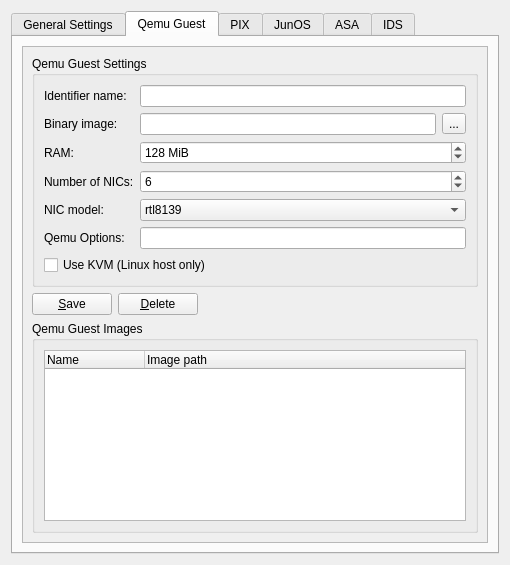
Before: the Qt Designer form src/GNS3/Ui/ConfigurationPages/Form_PreferencesQemu.ui in GNS3/gns3-legacy, drawn with Qt 5.
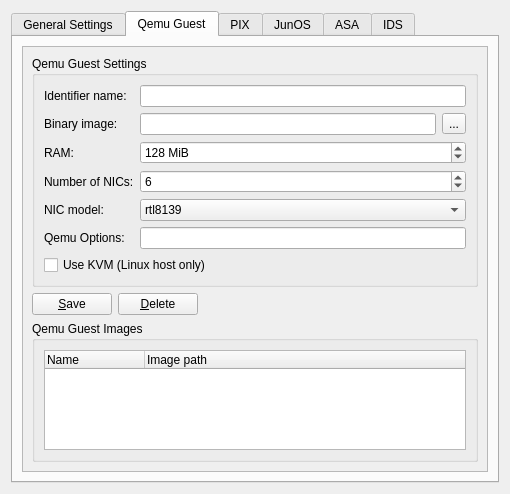
After: the same form once the commit is applied. The open tabs and pages were chosen to show the change.

```diff
--- a/src/GNS3/Ui/ConfigurationPages/Form_PreferencesQemu.ui
+++ b/src/GNS3/Ui/ConfigurationPages/Form_PreferencesQemu.ui
@@ -7,7 +7,7 @@
     <x>0</x>
     <y>0</y>
     <width>510</width>
-    <height>565</height>
+    <height>491</height>
    </rect>
   </property>
   <property name="windowTitle">
@@ -315,8 +315,8 @@
            <rect>
             <x>0</x>
             <y>0</y>
-            <width>438</width>
-            <height>484</height>
+            <width>246</width>
+            <height>388</height>
            </rect>
           </property>
           <layout class="QVBoxLayout" name="verticalLayout">
```
Left out of the diff: 16 changed lines with no effect on the pictures.
